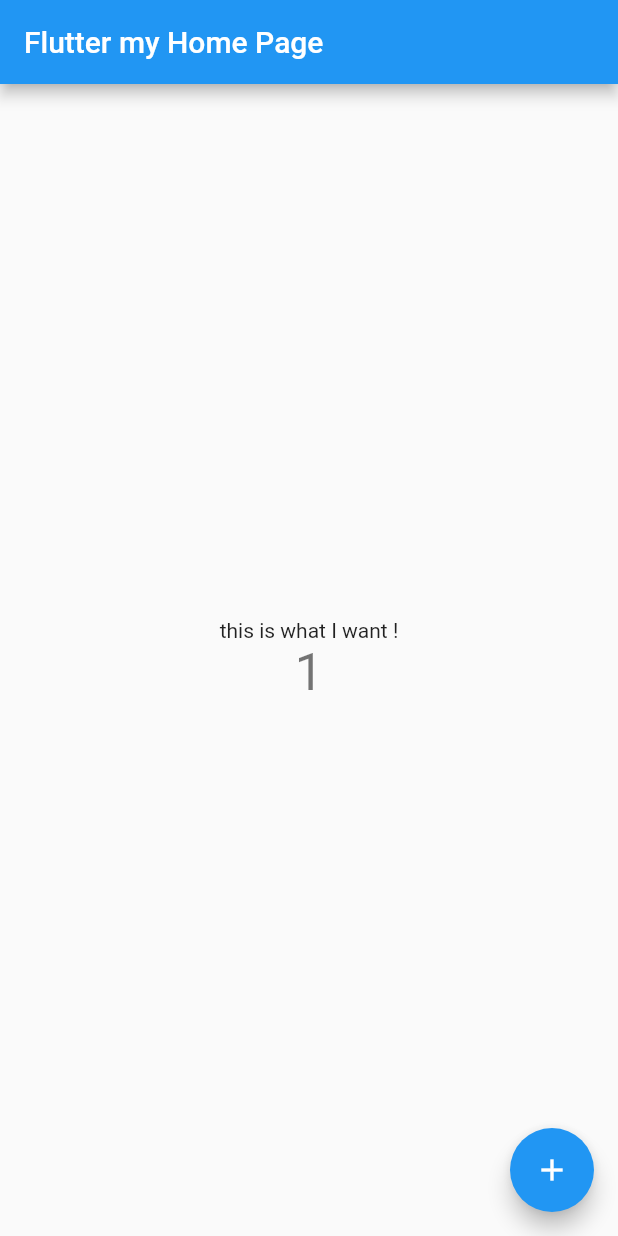
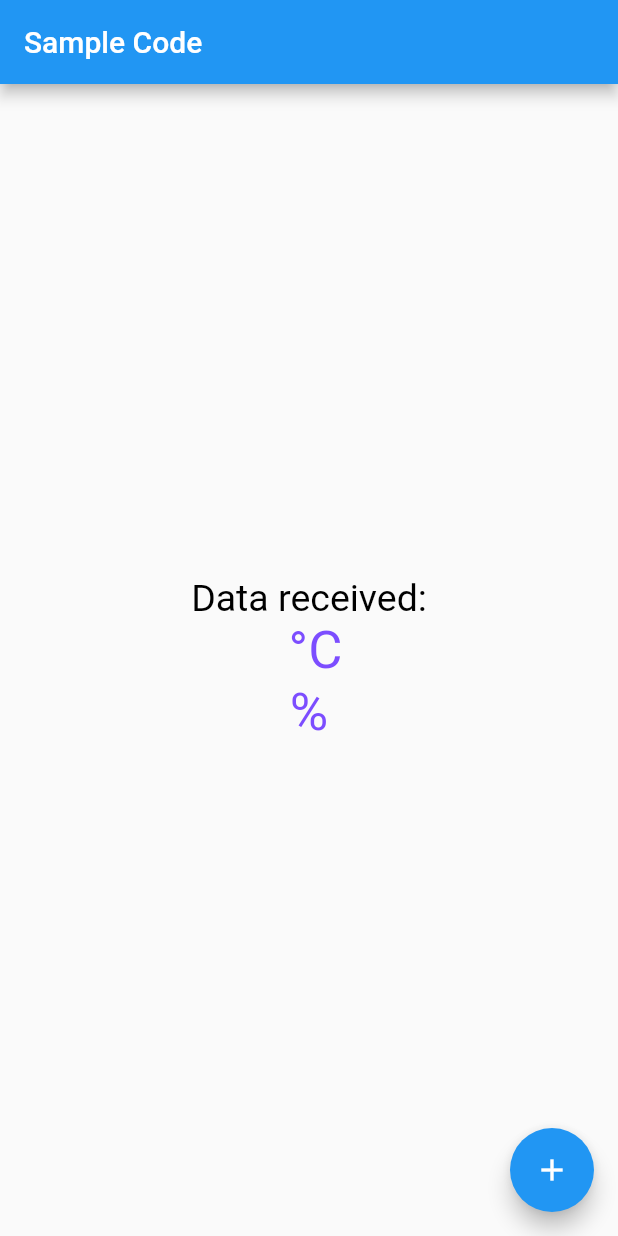
Before and after one commit to tallpizza/plant_factory, a Flutter app: the screen it shows after launch, after a tap on the "add" icon, on a phone screen of 412 x 824 dp. Run offline on Flutter 3.47's test engine with Material 2 defaults, Android fonts, the phone set to English and light mode, and no system bars; missing offline and left inert: mqtt_client.

Commit message:
mqtt 클라이언트로 데이터 받아와서 화면에 보여주기 #1

```diff
--- a/lib/main.dart
+++ b/lib/main.dart
@@ -1,4 +1,7 @@
 import 'package:flutter/material.dart';
+import 'package:mqtt_client/mqtt_client.dart';
+import 'package:mqtt_client/mqtt_server_client.dart';
+import 'mqttHandler.dart';
 
 void main() {
   runApp(const MyApp());
@@ -7,109 +10,75 @@
 class MyApp extends StatelessWidget {
   const MyApp({super.key});
 
-  // This widget is the root of your application.
   @override
   Widget build(BuildContext context) {
-    return MaterialApp(
-      title: 'Flutter Demo',
-      theme: ThemeData(
-        // This is the theme of your application.
-        //
-        // Try running your application with "flutter run". You'll see the
-        // application has a blue toolbar. Then, without quitting the app, try
-        // changing the primarySwatch below to Colors.green and then invoke
-        // "hot reload" (press "r" in the console where you ran "flutter run",
-        // or simply save your changes to "hot reload" in a Flutter IDE).
-        // Notice that the counter didn't reset back to zero; the application
-        // is not restarted.
-        primarySwatch: Colors.blue,
-      ),
-      home: const MyHomePage(title: 'Flutter my Home Page'),
+    return const MaterialApp(
+      home: MyStatefulWidget(),
     );
   }
 }
 
-class MyHomePage extends StatefulWidget {
-  const MyHomePage({super.key, required this.title});
-
-  // This widget is the home page of your application. It is stateful, meaning
-  // that it has a State object (defined below) that contains fields that affect
-  // how it looks.
-
-  // This class is the configuration for the state. It holds the values (in this
-  // case the title) provided by the parent (in this case the App widget) and
-  // used by the build method of the State. Fields in a Widget subclass are
-  // always marked "final".
-
-  final String title;
+class MyStatefulWidget extends StatefulWidget {
+  const MyStatefulWidget({super.key});
 
   @override
-  State<MyHomePage> createState() => _MyHomePageState();
+  State<MyStatefulWidget> createState() => _MyStatefulWidgetState();
 }
 
-class _MyHomePageState extends State<MyHomePage> {
-  int _counter = 0;
+class _MyStatefulWidgetState extends State<MyStatefulWidget> {
+  int _count = 0;
+  MqttHandler mqttHandler = MqttHandler("mytopic/#");
 
-  void _incrementCounter() {
-    setState(() {
-      // This call to setState tells the Flutter framework that something has
-      // changed in this State, which causes it to rerun the build method below
-      // so that the display can reflect the updated values. If we changed
-      // _counter without calling setState(), then the build method would not be
-      // called again, and so nothing would appear to happen.
-      _counter++;
-    });
+  @override
+  void initState() {
+    super.initState();
+    mqttHandler.connect();
   }
 
   @override
   Widget build(BuildContext context) {
-    // This method is rerun every time setState is called, for instance as done
-    // by the _incrementCounter method above.
-    //
-    // The Flutter framework has been optimized to make rerunning build methods
-    // fast, so that you can just rebuild anything that needs updating rather
-    // than having to individually change instances of widgets.
     return Scaffold(
       appBar: AppBar(
-        // Here we take the value from the MyHomePage object that was created by
-        // the App.build method, and use it to set our appbar title.
-        title: Text(widget.title),
+        title: const Text('Sample Code'),
       ),
       body: Center(
-        // Center is a layout widget. It takes a single child and positions it
-        // in the middle of the parent.
         child: Column(
-          // Column is also a layout widget. It takes a list of children and
-          // arranges them vertically. By default, it sizes itself to fit its
-          // children horizontally, and tries to be as tall as its parent.
-          //
-          // Invoke "debug painting" (press "p" in the console, choose the
-          // "Toggle Debug Paint" action from the Flutter Inspector in Android
-          // Studio, or the "Toggle Debug Paint" command in Visual Studio Code)
-          // to see the wireframe for each widget.
-          //
-          // Column has various properties to control how it sizes itself and
-          // how it positions its children. Here we use mainAxisAlignment to
-          // center the children vertically; the main axis here is the vertical
-          // axis because Columns are vertical (the cross axis would be
-          // horizontal).
           mainAxisAlignment: MainAxisAlignment.center,
           children: <Widget>[
-            const Text(
-              'this is what I want !',
-            ),
-            Text(
-              '$_counter',
-              style: Theme.of(context).textTheme.headlineMedium,
-            ),
+            const Text('Data received:',
+                style: TextStyle(color: Colors.black, fontSize: 25)),
+            ValueListenableBuilder<String>(
+                builder: (BuildContext context, String value, Widget? child) {
+                  return Row(
+                    mainAxisAlignment: MainAxisAlignment.spaceEvenly,
+                    children: <Widget>[
+                      Text("$value °C",
+                          style: const TextStyle(
+                              color: Colors.deepPurpleAccent, fontSize: 35))
+                    ],
+                  );
+                },
+                valueListenable: mqttHandler.temp),
+            ValueListenableBuilder<String>(
+                builder: (BuildContext context, String value, Widget? child) {
+                  return Row(
+                    mainAxisAlignment: MainAxisAlignment.spaceEvenly,
+                    children: <Widget>[
+                      Text("$value%",
+                          style: const TextStyle(
+                              color: Colors.deepPurpleAccent, fontSize: 35))
+                    ],
+                  );
+                },
+                valueListenable: mqttHandler.humi),
           ],
         ),
       ),
       floatingActionButton: FloatingActionButton(
-        onPressed: _incrementCounter,
-        tooltip: 'Increment',
+        onPressed: () => setState(() => _count++),
+        tooltip: 'Increment Counter',
         child: const Icon(Icons.add),
-      ), // This trailing comma makes auto-formatting nicer for build methods.
+      ),
     );
   }
 }
--- /dev/null
+++ b/lib/mqttHandler.dart
@@ -0,0 +1,109 @@
+import 'package:flutter/foundation.dart';
+import 'package:mqtt_client/mqtt_client.dart';
+import 'package:mqtt_client/mqtt_server_client.dart';
+
+class MqttHandler with ChangeNotifier {
+  final ValueNotifier<String> temp = ValueNotifier<String>("");
+  final ValueNotifier<String> humi = ValueNotifier<String>("");
+  late MqttServerClient client;
+
+  String topic;
+  MqttHandler(this.topic);
+
+  Future<Object> connect() async {
+    client = MqttServerClient.withPort('192.168.10.101', '', 1883);
+    client.logging(on: false);
+    client.onConnected = onConnected;
+    client.onDisconnected = onDisconnected;
+    client.onUnsubscribed = onUnsubscribed;
+    client.onSubscribed = onSubscribed;
+    client.onSubscribeFail = onSubscribeFail;
+    client.pongCallback = pong;
+    client.keepAlivePeriod = 60;
+    client.logging(on: true);
+
+    /// Set the correct MQTT protocol for mosquito
+    client.setProtocolV311();
+
+    final connMessage = MqttConnectMessage()
+        .withWillTopic('willtopic')
+        .withWillMessage('Will message')
+        .startClean()
+        .withWillQos(MqttQos.atLeastOnce);
+
+    print('MQTT_LOGS::Mosquitto client connecting....');
+
+    client.connectionMessage = connMessage;
+    try {
+      await client.connect();
+    } catch (e) {
+      print('Exception: $e');
+      client.disconnect();
+    }
+
+    if (client.connectionStatus!.state == MqttConnectionState.connected) {
+      print('MQTT_LOGS::Mosquitto client connected');
+    } else {
+      print(
+          'MQTT_LOGS::ERROR Mosquitto client connection failed - disconnecting, status is ${client.connectionStatus}');
+      client.disconnect();
+      return -1;
+    }
+
+    print('MQTT_LOGS::Subscribing to the $topic pic');
+    client.subscribe(topic, MqttQos.atMostOnce);
+
+    client.updates!.listen((List<MqttReceivedMessage<MqttMessage?>>? c) {
+      final recMess = c![0].payload as MqttPublishMessage;
+      final pt =
+          MqttPublishPayload.bytesToStringAsString(recMess.payload.message);
+
+      if (c[0].topic == "mytopic/temp") {
+        temp.value = pt;
+      } else if (c[0].topic == "mytopic/humi") {
+        humi.value = pt;
+      }
+
+      notifyListeners();
+      print(
+          'MQTT_LOGS:: New data arrived: topic is <${c[0].topic}>, payload is $pt');
+      print('');
+    });
+
+    return client;
+  }
+
+  void onConnected() {
+    print('MQTT_LOGS:: Connected');
+  }
+
+  void onDisconnected() {
+    print('MQTT_LOGS:: Disconnected');
+  }
+
+  void onSubscribed(String topic) {
+    print('MQTT_LOGS:: Subscribed topic: $topic');
+  }
+
+  void onSubscribeFail(String topic) {
+    print('MQTT_LOGS:: Failed to subscribe $topic');
+  }
+
+  void onUnsubscribed(String? topic) {
+    print('MQTT_LOGS:: Unsubscribed topic: $topic');
+  }
+
+  void pong() {
+    print('MQTT_LOGS:: Ping response client callback invoked');
+  }
+
+  void publishMessage(String message) {
+    const pubTopic = 'test/sample';
+    final builder = MqttClientPayloadBuilder();
+    builder.addString(message);
+
+    if (client.connectionStatus?.state == MqttConnectionState.connected) {
+      client.publishMessage(pubTopic, MqttQos.atMostOnce, builder.payload!);
+    }
+  }
+}
--- a/pubspec.yaml
+++ b/pubspec.yaml
@@ -30,6 +30,7 @@
 dependencies:
   flutter:
     sdk: flutter
+  mqtt_client: ^9.8.1
 
 
   # The following adds the Cupertino Icons font to your application.
```
Also changed, not shown: pubspec.lock, 2 other files.
